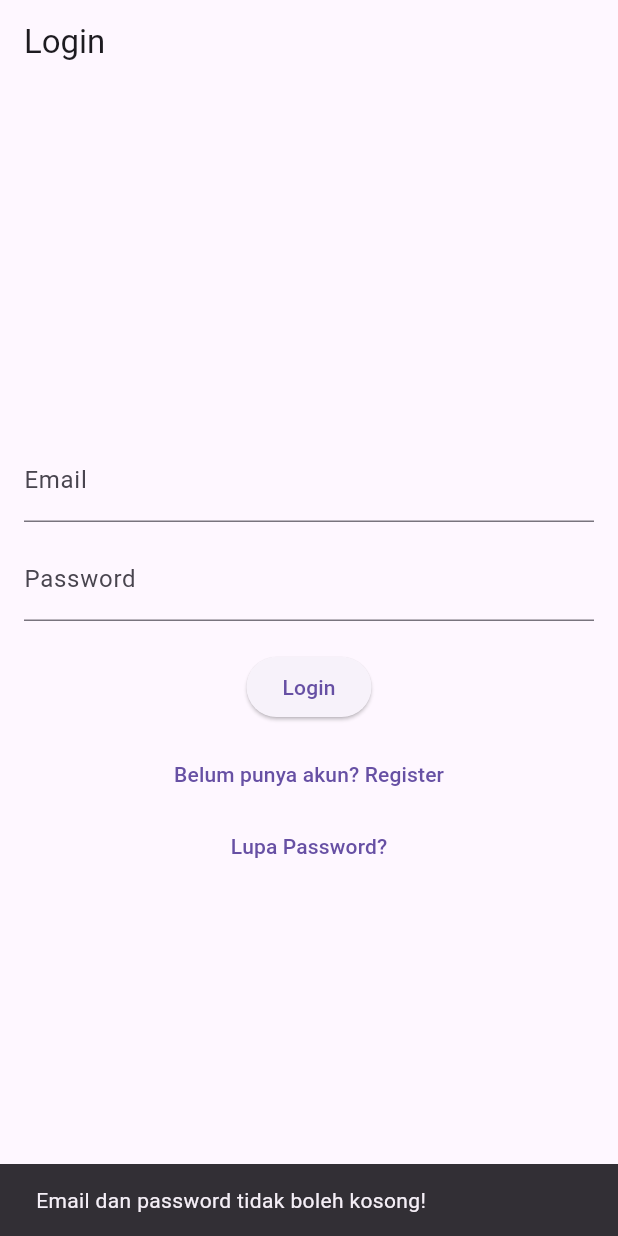
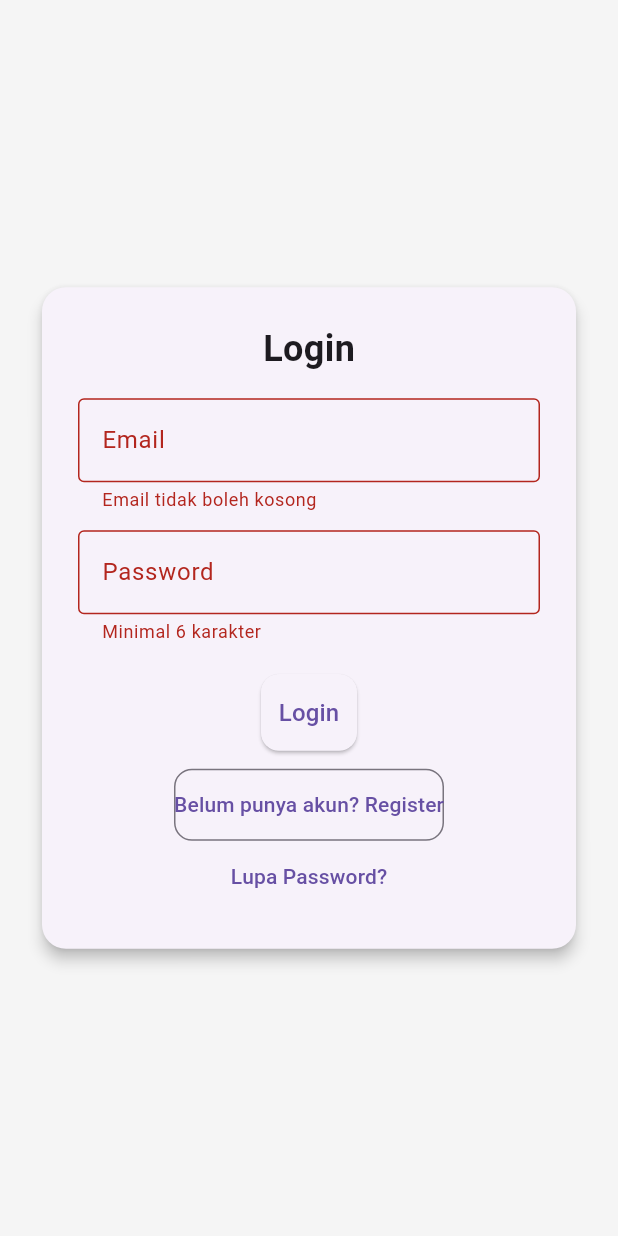
Before and after one commit to Tans-Christian/project_uas_Mobile2, a Flutter app: the screen it shows after launch, after a tap on "Login", on a phone screen of 412 x 824 dp. Run offline on Flutter 3.47's test engine with Material 3 defaults, Android fonts, the phone set to English and light mode, and no system bars; our stand-ins replace carousel_slider, file_picker, image_picker, supabase_flutter; accounts and stored records are empty.

Commit message:
Update_v1

```diff
--- a/lib/auth_page.dart
+++ b/lib/auth_page.dart
@@ -12,45 +12,28 @@ class AuthPage extends StatefulWidget {
 
 class _AuthPageState extends State<AuthPage> {
   final SupabaseClient supabase = Supabase.instance.client;
+  final _formKey = GlobalKey<FormState>();
+
   final TextEditingController emailController = TextEditingController();
   final TextEditingController passwordController = TextEditingController();
   bool isLogin = true;
   bool isLoading = false;
 
   Future<void> authenticate() async {
+    if (!_formKey.currentState!.validate()) return;
+
     setState(() => isLoading = true);
 
     final email = emailController.text.trim();
     final password = passwordController.text.trim();
 
-    // Validasi input kosong
-    if (email.isEmpty || password.isEmpty) {
-      ScaffoldMessenger.of(context).showSnackBar(
-        SnackBar(content: Text("Email dan password tidak boleh kosong!")),
-      );
-      setState(() => isLoading = false);
-      return;
-    }
-
     try {
       if (isLogin) {
-        final response = await supabase.auth.signInWithPassword(
-          email: email,
-          password: password,
-        );
-
-        if (response.user == null) {
-          throw AuthException('Gagal login. Periksa email dan password.');
-        }
+        final response = await supabase.auth.signInWithPassword(email: email, password: password);
+        if (response.user == null) throw AuthException('Gagal login. Periksa email dan password.');
       } else {
-        final response = await supabase.auth.signUp(
-          email: email,
-          password: password,
-        );
-
-        if (response.user == null) {
-          throw AuthException('Registrasi gagal. Coba lagi.');
-        }
+        final response = await supabase.auth.signUp(email: email, password: password);
+        if (response.user == null) throw AuthException('Registrasi gagal. Coba lagi.');
 
         ScaffoldMessenger.of(context).showSnackBar(
           SnackBar(content: Text("Registrasi berhasil! Cek email untuk verifikasi.")),
@@ -61,9 +44,7 @@ class _AuthPageState extends State<AuthPage> {
         Navigator.pushReplacement(context, MaterialPageRoute(builder: (_) => HomePage()));
       }
     } on AuthException catch (e) {
-      ScaffoldMessenger.of(context).showSnackBar(
-        SnackBar(content: Text(e.message)),
-      );
+      ScaffoldMessenger.of(context).showSnackBar(SnackBar(content: Text(e.message)));
     } finally {
       setState(() => isLoading = false);
     }
@@ -72,41 +53,75 @@ class _AuthPageState extends State<AuthPage> {
   @override
   Widget build(BuildContext context) {
     return Scaffold(
-      appBar: AppBar(title: Text(isLogin ? "Login" : "Register")),
-      body: Padding(
-        padding: EdgeInsets.all(16.0),
+      backgroundColor: Colors.grey[100],
+      body: Center(
+        child: Padding(
+          padding: const EdgeInsets.symmetric(horizontal: 24.0),
+          child: Card(
+            elevation: 4,
+            shape: RoundedRectangleBorder(borderRadius: BorderRadius.circular(16)),
+            child: Padding(
+              padding: const EdgeInsets.all(24.0),
+              child: Form(
+                key: _formKey,
                 child: Column(
-          mainAxisAlignment: MainAxisAlignment.center,
+                  mainAxisSize: MainAxisSize.min,
                   children: [
-            TextField(
+                    Text(
+                      isLogin ? "Login" : "Register",
+                      style: TextStyle(fontSize: 24, fontWeight: FontWeight.bold),
+                    ),
+                    const SizedBox(height: 16),
+                    TextFormField(
                       controller: emailController,
-              decoration: InputDecoration(labelText: "Email"),
+                      decoration: InputDecoration(labelText: "Email", border: OutlineInputBorder()),
                       keyboardType: TextInputType.emailAddress,
+                      validator: (value) =>
+                          (value == null || value.isEmpty) ? "Email tidak boleh kosong" : null,
                     ),
-            SizedBox(height: 10),
-            TextField(
+                    const SizedBox(height: 12),
+                    TextFormField(
                       controller: passwordController,
-              decoration: InputDecoration(labelText: "Password"),
+                      decoration: InputDecoration(labelText: "Password", border: OutlineInputBorder()),
                       obscureText: true,
+                      validator: (value) =>
+                          (value == null || value.length < 6) ? "Minimal 6 karakter" : null,
                     ),
-            SizedBox(height: 20),
+                    const SizedBox(height: 20),
                     ElevatedButton(
                       onPressed: isLoading ? null : authenticate,
-              child: isLoading ? CircularProgressIndicator() : Text(isLogin ? "Login" : "Register"),
+                      style: ElevatedButton.styleFrom(
+                        padding: EdgeInsets.symmetric(vertical: 14),
+                        shape: RoundedRectangleBorder(borderRadius: BorderRadius.circular(12)),
                       ),
-            SizedBox(height: 10),
-            TextButton(
+                      child: isLoading
+                          ? CircularProgressIndicator.adaptive()
+                          : Text(isLogin ? "Login" : "Register", style: TextStyle(fontSize: 16)),
+                    ),
+                    const SizedBox(height: 12),
+                    OutlinedButton(
                       onPressed: () => setState(() => isLogin = !isLogin),
-              child: Text(isLogin ? "Belum punya akun? Register" : "Sudah punya akun? Login"),
+                      style: OutlinedButton.styleFrom(
+                        padding: EdgeInsets.symmetric(vertical: 14),
+                        shape: RoundedRectangleBorder(borderRadius: BorderRadius.circular(12)),
+                      ),
+                      child: Text(
+                        isLogin ? "Belum punya akun? Register" : "Sudah punya akun? Login",
+                        style: TextStyle(fontSize: 14),
+                      ),
                     ),
                     if (isLogin)
                       TextButton(
                         onPressed: () {
                           Navigator.push(context, MaterialPageRoute(builder: (_) => ResetPasswordPage()));
                         },
-                child: Text("Lupa Password?"),
+                        child: Text("Lupa Password?", style: TextStyle(fontSize: 14)),
                       ),
                   ],
+                ),
+              ),
+            ),
+          ),
         ),
       ),
     );
```
Lines whose indentation alone changed are shown as unchanged.
